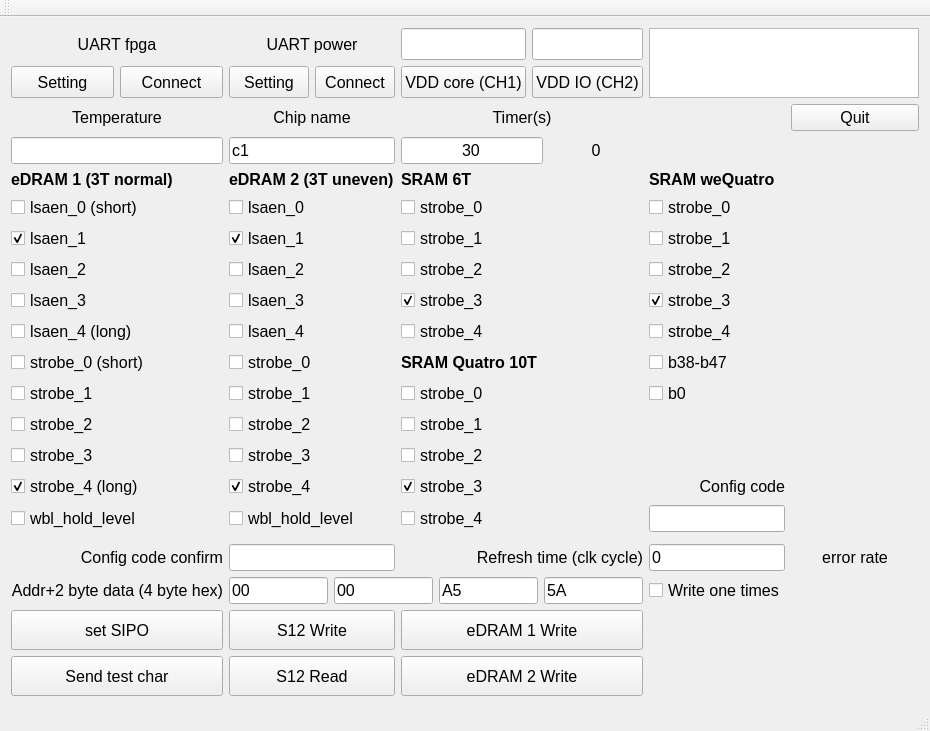
Before: the Qt Designer form mainwindow.ui in trangjackie/edram65nm_tester, drawn with Qt 5.
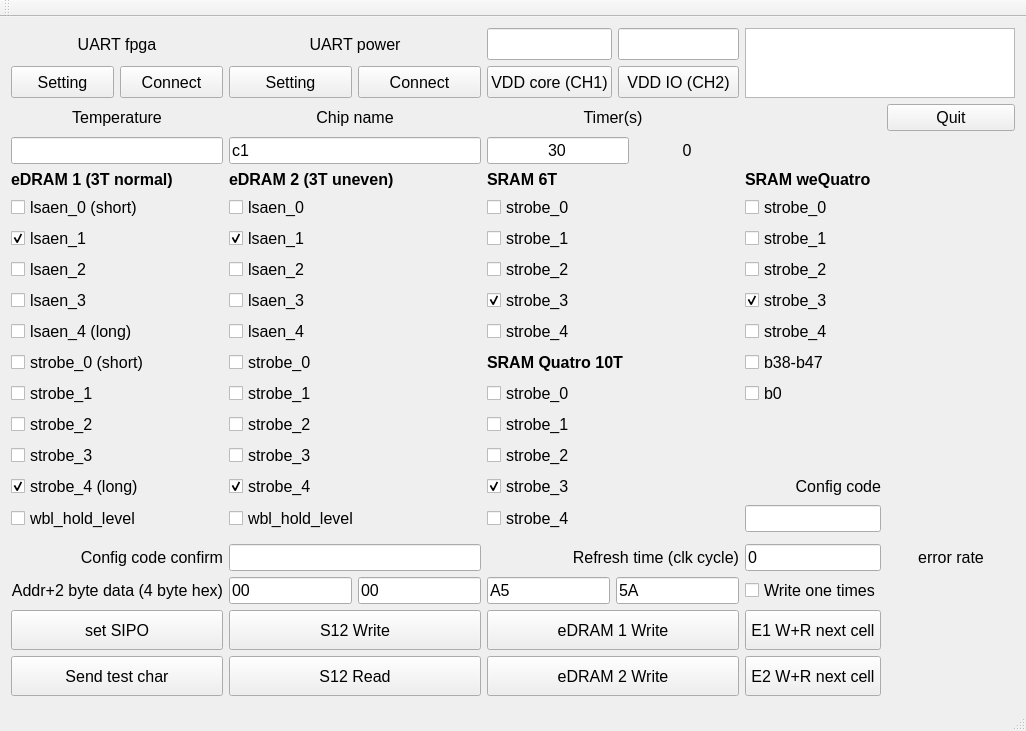
After: the same form once the commit is applied. Icons and pictures are not drawn.

Commit message: add read next cell function for check half selection effect by column

```diff
--- a/mainwindow.ui
+++ b/mainwindow.ui
@@ -6,8 +6,8 @@
    <rect>
     <x>0</x>
     <y>0</y>
-    <width>930</width>
-    <height>657</height>
+    <width>1026</width>
+    <height>731</height>
    </rect>
   </property>
   <property name="font">
@@ -1055,6 +1055,32 @@
       </property>
      </widget>
     </item>
+    <item row="22" column="3">
+     <widget class="QPushButton" name="pushButton_DUT_eDRAM1_WriteReadNextCell">
+      <property name="sizePolicy">
+       <sizepolicy hsizetype="Preferred" vsizetype="Preferred">
+        <horstretch>0</horstretch>
+        <verstretch>0</verstretch>
+       </sizepolicy>
+      </property>
+      <property name="text">
+       <string>E1 W+R next cell</string>
+      </property>
+     </widget>
+    </item>
+    <item row="23" column="3">
+     <widget class="QPushButton" name="pushButton">
+      <property name="sizePolicy">
+       <sizepolicy hsizetype="Preferred" vsizetype="Preferred">
+        <horstretch>0</horstretch>
+        <verstretch>0</verstretch>
+       </sizepolicy>
+      </property>
+      <property name="text">
+       <string>E2 W+R next cell</string>
+      </property>
+     </widget>
+    </item>
    </layout>
   </widget>
   <widget class="QToolBar" name="mainToolBar">
```
The commit also changes 2 other files.
